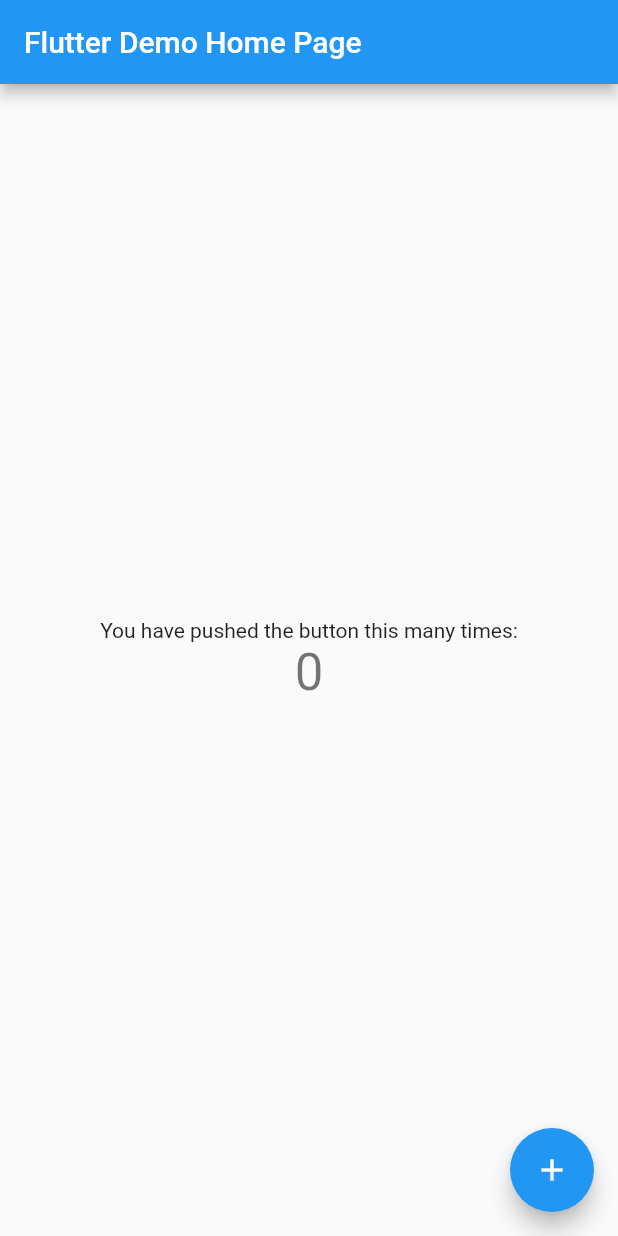
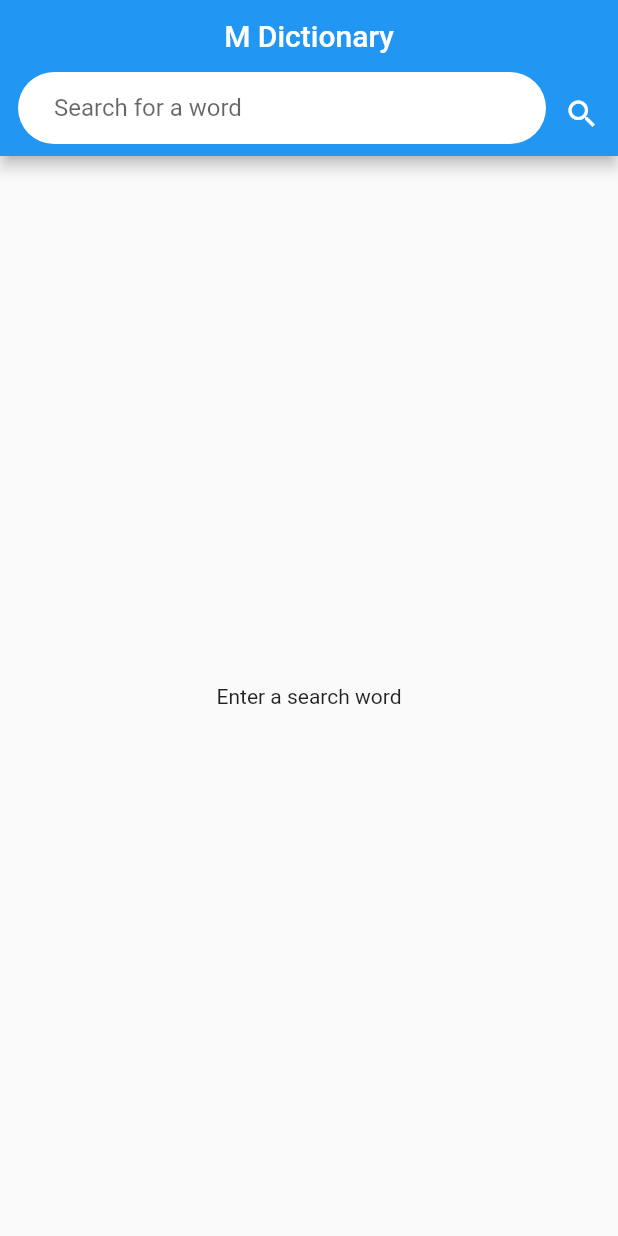
Before and after one commit to MyFlutterProjects/dictionary_App, a Flutter app: the screen it shows after launch, on a phone screen of 412 x 824 dp. Run offline on Flutter 3.47's test engine with Material 2 defaults, Android fonts, the phone set to English and light mode, and no system bars.

Commit message:
update leassons learnt

```diff
--- a/lib/main.dart
+++ b/lib/main.dart
@@ -1,42 +1,26 @@
+import 'dart:async';
+import 'dart:convert';
+import 'package:http/http.dart';
+
 import 'package:flutter/material.dart';
 
 void main() => runApp(MyApp());
 
 class MyApp extends StatelessWidget {
-  // This widget is the root of your application.
   @override
   Widget build(BuildContext context) {
     return MaterialApp(
-      title: 'Flutter Demo',
+      title: 'M dictionary',
       theme: ThemeData(
-        // This is the theme of your application.
-        //
-        // Try running your application with "flutter run". You'll see the
-        // application has a blue toolbar. Then, without quitting the app, try
-        // changing the primarySwatch below to Colors.green and then invoke
-        // "hot reload" (press "r" in the console where you ran "flutter run",
-        // or simply save your changes to "hot reload" in a Flutter IDE).
-        // Notice that the counter didn't reset back to zero; the application
-        // is not restarted.
         primarySwatch: Colors.blue,
       ),
-      home: MyHomePage(title: 'Flutter Demo Home Page'),
+      home: MyHomePage(title: 'M Dictionary'),
     );
   }
 }
 
 class MyHomePage extends StatefulWidget {
   MyHomePage({Key key, this.title}) : super(key: key);
-
-  // This widget is the home page of your application. It is stateful, meaning
-  // that it has a State object (defined below) that contains fields that affect
-  // how it looks.
-
-  // This class is the configuration for the state. It holds the values (in this
-  // case the title) provided by the parent (in this case the App widget) and
-  // used by the build method of the State. Fields in a Widget subclass are
-  // always marked "final".
-
   final String title;
 
   @override
@@ -44,68 +28,120 @@ class MyHomePage extends StatefulWidget {
 }
 
 class _MyHomePageState extends State<MyHomePage> {
-  int _counter = 0;
+  String _url = 'https://owlbot.info/api/v4/dictionary/';
+  String _token = "33fb83fb78b95813ef8349135167143f4a56dc9f";
+  TextEditingController _controller = TextEditingController();
+  StreamController _streamController;
+  Stream _stream;
 
-  void _incrementCounter() {
-    setState(() {
-      // This call to setState tells the Flutter framework that something has
-      // changed in this State, which causes it to rerun the build method below
-      // so that the display can reflect the updated values. If we changed
-      // _counter without calling setState(), then the build method would not be
-      // called again, and so nothing would appear to happen.
-      _counter++;
-    });
+  Timer _debounce;
+
+  _search() async {
+    if(_controller.text == null || _controller.text.length == 0) {
+      _streamController.add(null);
+      return;
+    }
+    _streamController.add("waiting");
+    Response response = await  get(_url + _controller.text, headers: { "Authorization": "Token " + _token });
+    print('Response ${response.body}');
+    _streamController.add(json.decode(response.body));
+
+  }
+
+  @override
+  void initState() {
+    super.initState();
+    _streamController = StreamController();
+    _stream = _streamController.stream;
+
   }
 
   @override
   Widget build(BuildContext context) {
-    // This method is rerun every time setState is called, for instance as done
-    // by the _incrementCounter method above.
-    //
-    // The Flutter framework has been optimized to make rerunning build methods
-    // fast, so that you can just rebuild anything that needs updating rather
-    // than having to individually change instances of widgets.
     return Scaffold(
       appBar: AppBar(
-        // Here we take the value from the MyHomePage object that was created by
-        // the App.build method, and use it to set our appbar title.
-        title: Text(widget.title),
-      ),
-      body: Center(
-        // Center is a layout widget. It takes a single child and positions it
-        // in the middle of the parent.
-        child: Column(
-          // Column is also a layout widget. It takes a list of children and
-          // arranges them vertically. By default, it sizes itself to fit its
-          // children horizontally, and tries to be as tall as its parent.
-          //
-          // Invoke "debug painting" (press "p" in the console, choose the
-          // "Toggle Debug Paint" action from the Flutter Inspector in Android
-          // Studio, or the "Toggle Debug Paint" command in Visual Studio Code)
-          // to see the wireframe for each widget.
-          //
-          // Column has various properties to control how it sizes itself and
-          // how it positions its children. Here we use mainAxisAlignment to
-          // center the children vertically; the main axis here is the vertical
-          // axis because Columns are vertical (the cross axis would be
-          // horizontal).
-          mainAxisAlignment: MainAxisAlignment.center,
-          children: <Widget>[
-            Text(
-              'You have pushed the button this many times:',
+          title: Text(widget.title),
+          centerTitle: true,
+          bottom: PreferredSize(
+            preferredSize: Size.fromHeight(48.0),
+            child: Row(
+              children: <Widget>[
+                Expanded(
+                  child: Container(
+                    margin: const EdgeInsets.only(left: 12.0, bottom: 8.0),
+                    decoration: BoxDecoration(
+                      color: Colors.white,
+                      borderRadius: BorderRadius.circular(24.0),
+                    ),
+                    child: TextFormField(
+                      onChanged: (String text) {
+                        if(_debounce?.isActive ?? false) _debounce.cancel(); // check if active then cancel
+                        _debounce = Timer(const Duration(milliseconds: 1000), () { // if user does not place any key after a second call
+                          _search();
+                        });
+                      },
+                      controller: _controller,
+                      decoration: InputDecoration(
+                        hintText: 'Search for a word',
+                        contentPadding: const EdgeInsets.only(left: 24.0),
+                        border: InputBorder.none,
+                      ),
+                    ),
+                  ),
+                ),
+                IconButton(
+                  icon: Icon(
+                    Icons.search,
+                    color: Colors.white,
+                  ),
+                  onPressed: () {
+                    _search();
+                  },
+                ),
+              ],
             ),
-            Text(
-              '$_counter',
-              style: Theme.of(context).textTheme.display1,
-            ),
-          ],
+          )),
+      body: Container(
+         margin:const EdgeInsets.all(8.0) ,
+        child: StreamBuilder(
+          stream: _stream,
+          builder: (BuildContext cxt, AsyncSnapshot snapshot ) {
+            if (snapshot.data == 'waiting') {
+              return Center(
+                child: CircularProgressIndicator(),
+              );
+            }
+            if (snapshot.data  == null ) {
+              return Center(
+                child: Text('Enter a search word'),
+              );
+            }
+             return ListView.builder(
+              itemCount: snapshot.data['definitions'].length,
+              itemBuilder: (BuildContext context, int index) {
+              return ListBody(children: <Widget>[
+                Container(
+                  color: Colors.grey[300],
+                  child: ListTile(
+                    leading: snapshot.data['definitions'][index]['image_url'] == null ? null : CircleAvatar(
+                      backgroundImage: NetworkImage(snapshot.data['definitions'][index]['image_url']),
+                    ),
+                    title: Text(_controller.text.trim() + "(" + snapshot.data["definitions"][index]['type'] + ")"),
+                  ),
+
+                ),
+                Padding(
+                  padding: const EdgeInsets.all(8.0),
+                  child: Text(snapshot.data['definitions'][index]['definition']),
+                )
+              ],);
+           },
+          );
+          },
+
+
         ),
       ),
-      floatingActionButton: FloatingActionButton(
-        onPressed: _incrementCounter,
-        tooltip: 'Increment',
-        child: Icon(Icons.add),
-      ), // This trailing comma makes auto-formatting nicer for build methods.
     );
   }
 }
--- a/pubspec.yaml
+++ b/pubspec.yaml
@@ -19,6 +19,7 @@ environment:
 dependencies:
   flutter:
     sdk: flutter
+  http: ^0.12.0+4
 
   # The following adds the Cupertino Icons font to your application.
   # Use with the CupertinoIcons class for iOS style icons.
```
Also changed, not shown: pubspec.lock, 1 other file.
